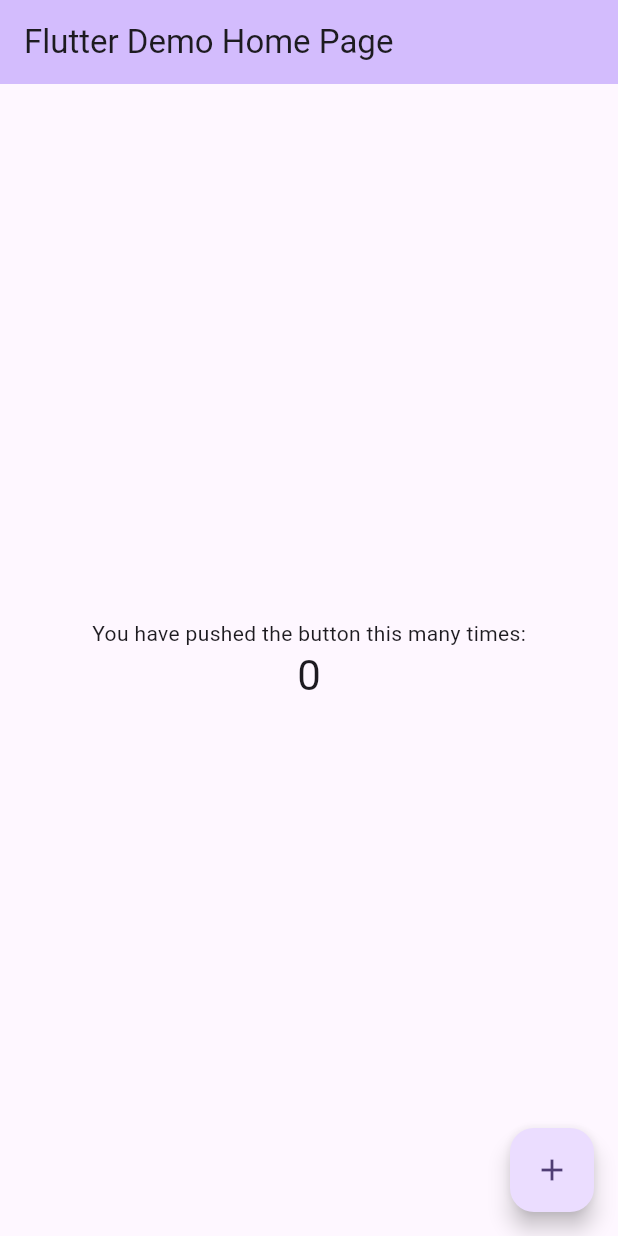
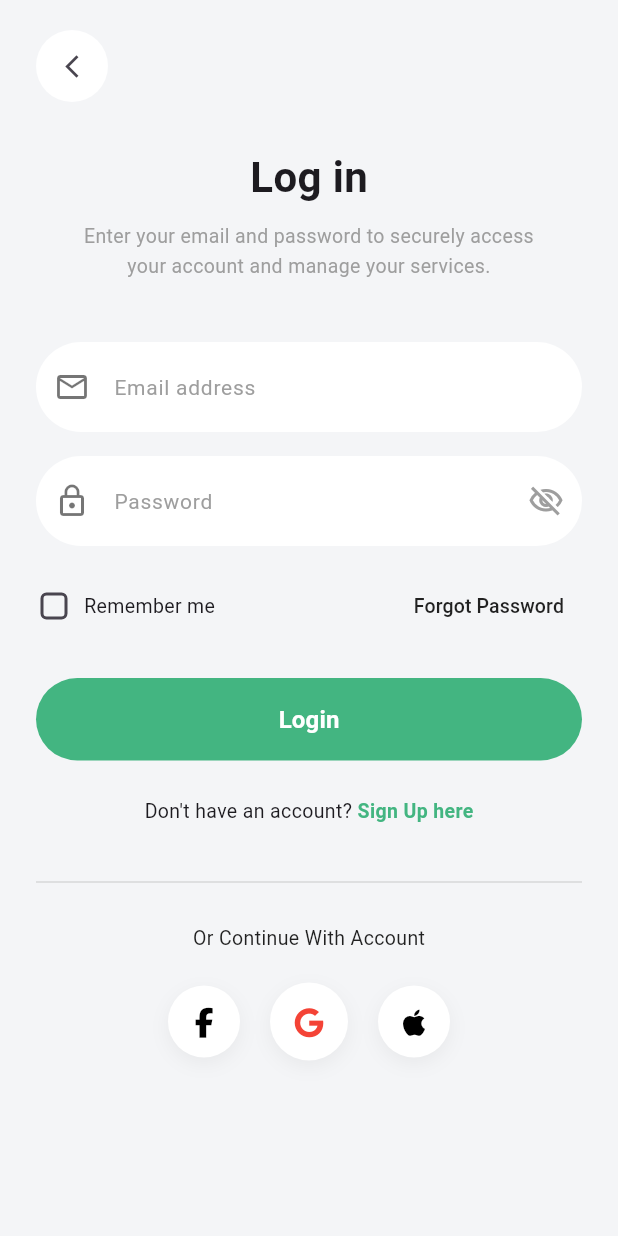
Before and after one commit to totti-clarence/register, a Flutter app: the screen it shows after launch, on a phone screen of 412 x 824 dp. Run offline on Flutter 3.47's test engine with Material 3 defaults, Android fonts, the phone set to English and light mode, and no system bars; our stand-ins replace font_awesome_flutter.

Commit message:
feat: ajout des écrans Login et Create Account

```diff
--- a/lib/login_screen.dart
+++ b/lib/login_screen.dart
@@ -0,0 +1,206 @@
+import 'package:flutter/material.dart';
+import 'package:font_awesome_flutter/font_awesome_flutter.dart';
+import 'signup_screen.dart';
+
+class LoginScreen extends StatefulWidget {
+  const LoginScreen({super.key});
+
+  @override
+  State<LoginScreen> createState() => _LoginScreenState();
+}
+
+class _LoginScreenState extends State<LoginScreen> {
+  bool _rememberMe = false;
+  bool _obscurePassword = true;
+
+  @override
+  Widget build(BuildContext context) {
+    return Scaffold(
+      body: SafeArea(
+        child: SingleChildScrollView(
+          padding: const EdgeInsets.symmetric(horizontal: 24.0, vertical: 20.0),
+          child: Column(
+            crossAxisAlignment: CrossAxisAlignment.center,
+            children: [
+              // Bouton Retour
+              Align(
+                alignment: Alignment.centerLeft,
+                child: Container(
+                  decoration: const BoxDecoration(
+                    color: Colors.white,
+                    shape: BoxShape.circle,
+                  ),
+                  child: IconButton(
+                    icon: const Icon(Icons.arrow_back_ios_new, size: 18),
+                    onPressed: () {},
+                  ),
+                ),
+              ),
+              const SizedBox(height: 30),
+
+              // Titre
+              const Text(
+                'Log in',
+                style: TextStyle(fontSize: 28, fontWeight: FontWeight.bold),
+              ),
+              const SizedBox(height: 10),
+
+              // Sous-titre
+              const Text(
+                'Enter your email and password to securely access\nyour account and manage your services.',
+                textAlign: TextAlign.center,
+                style: TextStyle(fontSize: 13, color: Colors.grey, height: 1.5),
+              ),
+              const SizedBox(height: 40),
+
+              // Champ Email
+              TextFormField(
+                decoration: const InputDecoration(
+                  hintText: 'Email address',
+                  prefixIcon: Icon(Icons.email_outlined),
+                ),
+              ),
+              const SizedBox(height: 16),
+
+              // Champ Mot de passe
+              TextFormField(
+                obscureText: _obscurePassword,
+                decoration: InputDecoration(
+                  hintText: 'Password',
+                  prefixIcon: const Icon(Icons.lock_outline),
+                  suffixIcon: IconButton(
+                    icon: Icon(
+                      _obscurePassword ? Icons.visibility_off_outlined : Icons.visibility_outlined,
+                      color: Colors.grey,
+                    ),
+                    onPressed: () {
+                      setState(() {
+                        _obscurePassword = !_obscurePassword;
+                      });
+                    },
+                  ),
+                ),
+              ),
+              const SizedBox(height: 16),
+
+              // Remember Me & Forgot Password
+              Row(
+                mainAxisAlignment: MainAxisAlignment.spaceBetween,
+                children: [
+                  Row(
+                    children: [
+                      SizedBox(
+                        height: 24,
+                        width: 24,
+                        child: Checkbox(
+                          value: _rememberMe,
+                          onChanged: (value) {
+                            setState(() {
+                              _rememberMe = value!;
+                            });
+                          },
+                          shape: RoundedRectangleBorder(
+                            borderRadius: BorderRadius.circular(4),
+                          ),
+                          activeColor: const Color(0xFF43B581),
+                        ),
+                      ),
+                      const SizedBox(width: 8),
+                      const Text('Remember me', style: TextStyle(fontSize: 13)),
+                    ],
+                  ),
+                  TextButton(
+                    onPressed: () {}, // Action oublié
+                    child: const Text(
+                      'Forgot Password',
+                      style: TextStyle(fontSize: 13, color: Colors.black87),
+                    ),
+                  ),
+                ],
+              ),
+              const SizedBox(height: 24),
+
+              // Bouton Login
+              ElevatedButton(
+                onPressed: () {},
+                child: const Text('Login', style: TextStyle(fontSize: 16, fontWeight: FontWeight.bold)),
+              ),
+              const SizedBox(height: 24),
+
+              // Lien Inscription
+              Row(
+                mainAxisAlignment: MainAxisAlignment.center,
+                children: [
+                  const Text("Don't have an account? ", style: TextStyle(fontSize: 13)),
+                  GestureDetector(
+                    onTap: () {
+                      Navigator.push(
+                        context,
+                        MaterialPageRoute(builder: (context) => const SignupScreen()),
+                      );
+                    },
+                    child: const Text(
+                      'Sign Up here',
+                      style: TextStyle(
+                        fontSize: 13,
+                        color: Color(0xFF43B581),
+                        fontWeight: FontWeight.bold,
+                      ),
+                    ),
+                  ),
+                ],
+              ),
+              const SizedBox(height: 30),
+
+              // Ligne de séparation
+              const Divider(color: Colors.black12, thickness: 1),
+              const SizedBox(height: 20),
+
+              // Continuer avec un autre compte
+              const Text(
+                'Or Continue With Account',
+                style: TextStyle(fontSize: 13, color: Colors.black87),
+              ),
+              const SizedBox(height: 20),
+
+              // Boutons sociaux
+              Row(
+                mainAxisAlignment: MainAxisAlignment.center,
+                children: [
+                  _buildSocialButton(FontAwesomeIcons.facebookF, Colors.black),
+                  const SizedBox(width: 20),
+                  _buildSocialButton(FontAwesomeIcons.google, Colors.red),
+                  const SizedBox(width: 20),
+                  _buildSocialButton(FontAwesomeIcons.apple, Colors.black),
+                ],
+              ),
+              const SizedBox(height: 20),
+            ],
+          ),
+        ),
+      ),
+    );
+  }
+
+  // Widget réutilisable pour les boutons sociaux (CORRIGÉ)
+  Widget _buildSocialButton(FaIconData icon, Color color) {
+    return Container(
+      decoration: BoxDecoration(
+        color: Colors.white,
+        shape: BoxShape.circle,
+        boxShadow: [
+          BoxShadow(
+            color: Colors.black.withOpacity(0.05),
+            blurRadius: 10,
+            offset: const Offset(0, 4),
+          ),
+        ],
+      ),
+      child: IconButton(
+        icon: FaIcon(icon, color: color, size: 20),
+        onPressed: () {},
+        padding: const EdgeInsets.all(16),
+      ),
+    );
+  }
+}
--- a/lib/main.dart
+++ b/lib/main.dart
@@ -1,4 +1,5 @@
-import 'package:material_ui/material_ui.dart';
+import 'package:flutter/material.dart';
+import 'login_screen.dart';
 
 void main() {
   runApp(const MyApp());
@@ -7,116 +8,47 @@ void main() {
 class MyApp extends StatelessWidget {
   const MyApp({super.key});
 
-  // This widget is the root of your application.
   @override
   Widget build(BuildContext context) {
     return MaterialApp(
-      title: 'Flutter Demo',
+      title: 'Register App',
+      debugShowCheckedModeBanner: false,
       theme: ThemeData(
-        // This is the theme of your application.
-        //
-        // TRY THIS: Try running your application with "flutter run". You'll see
-        // the application has a purple toolbar. Then, without quitting the app,
-        // try changing the seedColor in the colorScheme below to Colors.green
-        // and then invoke "hot reload" (save your changes or press the "hot
-        // reload" button in a Flutter-supported IDE, or press "r" if you used
-        // the command line to start the app).
-        //
-        // Notice that the counter didn't reset back to zero; the application
-        // state is not lost during the reload. To reset the state, use hot
-        // restart instead.
-        //
-        // This works for code too, not just values: Most code changes can be
-        // tested with just a hot reload.
-        colorScheme: .fromSeed(seedColor: Colors.deepPurple),
+        scaffoldBackgroundColor: const Color(0xFFF4F5F7), // Fond gris clair
+        primaryColor: const Color(0xFF43B581), // Vert de la maquette
+        fontFamily: 'Roboto', // Police par défaut, vous pouvez ajouter une police personnalisée
+        elevatedButtonTheme: ElevatedButtonThemeData(
+          style: ElevatedButton.styleFrom(
+            backgroundColor: const Color(0xFF43B581),
+            foregroundColor: Colors.white,
+            shape: RoundedRectangleBorder(
+              borderRadius: BorderRadius.circular(30),
+            ),
+            minimumSize: const Size(double.infinity, 55),
+            elevation: 0,
+          ),
+        ),
+        inputDecorationTheme: InputDecorationTheme(
+          filled: true,
+          fillColor: Colors.white,
+          contentPadding: const EdgeInsets.symmetric(vertical: 18, horizontal: 20),
+          border: OutlineInputBorder(
+            borderRadius: BorderRadius.circular(30),
+            borderSide: BorderSide.none,
+          ),
+          enabledBorder: OutlineInputBorder(
+            borderRadius: BorderRadius.circular(30),
+            borderSide: BorderSide.none,
+          ),
+          focusedBorder: OutlineInputBorder(
+            borderRadius: BorderRadius.circular(30),
+            borderSide: const BorderSide(color: Color(0xFF43B581), width: 1.5),
+          ),
+          hintStyle: const TextStyle(color: Colors.grey, fontSize: 14),
+          prefixIconColor: Colors.black54,
+        ),
       ),
-      home: const MyHomePage(title: 'Flutter Demo Home Page'),
+      home: const LoginScreen(),
     );
   }
 }
-
-class MyHomePage extends StatefulWidget {
-  const MyHomePage({super.key, required this.title});
-
-  // This widget is the home page of your application. It is stateful, meaning
-  // that it has a State object (defined below) that contains fields that affect
-  // how it looks.
-
-  // This class is the configuration for the state. It holds the values (in this
-  // case the title) provided by the parent (in this case the App widget) and
-  // used by the build method of the State. Fields in a Widget subclass are
-  // always marked "final".
-
-  final String title;
-
-  @override
-  State<MyHomePage> createState() => _MyHomePageState();
-}
-
-class _MyHomePageState extends State<MyHomePage> {
-  int _counter = 0;
-
-  void _incrementCounter() {
-    setState(() {
-      // This call to setState tells the Flutter framework that something has
-      // changed in this State, which causes it to rerun the build method below
-      // so that the display can reflect the updated values. If we changed
-      // _counter without calling setState(), then the build method would not be
-      // called again, and so nothing would appear to happen.
-      _counter++;
-    });
-  }
-
-  @override
-  Widget build(BuildContext context) {
-    // This method is rerun every time setState is called, for instance as done
-    // by the _incrementCounter method above.
-    //
-    // The Flutter framework has been optimized to make rerunning build methods
-    // fast, so that you can just rebuild anything that needs updating rather
-    // than having to individually change instances of widgets.
-    return Scaffold(
-      appBar: AppBar(
-        // TRY THIS: Try changing the color here to a specific color (to
-        // Colors.amber, perhaps?) and trigger a hot reload to see the AppBar
-        // change color while the other colors stay the same.
-        backgroundColor: Theme.of(context).colorScheme.inversePrimary,
-        // Here we take the value from the MyHomePage object that was created by
-        // the App.build method, and use it to set our appbar title.
-        title: Text(widget.title),
-      ),
-      body: Center(
-        // Center is a layout widget. It takes a single child and positions it
-        // in the middle of the parent.
-        child: Column(
-          // Column is also a layout widget. It takes a list of children and
-          // arranges them vertically. By default, it sizes itself to fit its
-          // children horizontally, and tries to be as tall as its parent.
-          //
-          // Column has various properties to control how it sizes itself and
-          // how it positions its children. Here we use mainAxisAlignment to
-          // center the children vertically; the main axis here is the vertical
-          // axis because Columns are vertical (the cross axis would be
-          // horizontal).
-          //
-          // TRY THIS: Invoke "debug painting" (choose the "Toggle Debug Paint"
-          // action in the IDE, or press "p" in the console), to see the
-          // wireframe for each widget.
-          mainAxisAlignment: .center,
-          children: [
-            const Text('You have pushed the button this many times:'),
-            Text(
-              '$_counter',
-              style: Theme.of(context).textTheme.headlineMedium,
-            ),
-          ],
-        ),
-      ),
-      floatingActionButton: FloatingActionButton(
-        onPressed: _incrementCounter,
-        tooltip: 'Increment',
-        child: const Icon(Icons.add),
-      ),
-    );
-  }
-}
--- a/pubspec.yaml
+++ b/pubspec.yaml
@@ -35,6 +35,7 @@ dependencies:
   # The following adds the Cupertino Icons font to your application.
   # Use with the CupertinoIcons class for iOS style icons.
   cupertino_icons: ^1.0.8
+  font_awesome_flutter: ^11.0.0
 
 dev_dependencies:
   flutter_test:
```
Also changed, not shown: lib/signup_screen.dart (+197 -0 lines), pubspec.lock.
